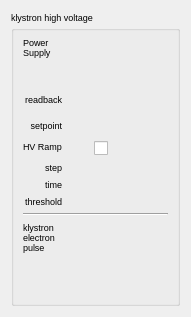
Before: the Qt Designer form src/widgets/ui/klystronHV.ui in srgblnch/LinacGUI, drawn with Qt 5.
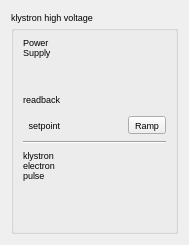
After: the same form once the commit is applied. Custom widgets are drawn as their Qt base class.

Commit message: split the gui for the ramping configurations to a single dock widget for each of them (placing a launcher as a tool button in the popups where the setpoint has relation). Do a similar thing, a dock widget for the new feature of the autostopper of the GUN_HV_I.

The edit to the form file:
```diff
--- a/src/widgets/ui/klystronHV.ui
+++ b/src/widgets/ui/klystronHV.ui
@@ -7,7 +7,7 @@
     <x>0</x>
     <y>0</y>
     <width>172</width>
-    <height>265</height>
+    <height>215</height>
    </rect>
   </property>
   <property name="windowTitle">
@@ -25,6 +25,13 @@
       <string>klystron high voltage</string>
      </property>
      <layout class="QGridLayout" name="gridLayout_2">
+      <item row="3" column="2">
+       <widget class="QToolButton" name="RampConfigurator">
+        <property name="text">
+         <string>Ramp</string>
+        </property>
+       </widget>
+      </item>
       <item row="0" column="0" rowspan="2">
        <widget class="QLabel" name="hvLabel">
         <property name="maximumSize">
@@ -114,108 +121,14 @@
         </property>
        </widget>
       </item>
-      <item row="3" column="1" colspan="2">
-       <widget class="TaurusLabel" name="hvSetpointValue">
-        <property name="minimumSize">
-         <size>
-          <width>0</width>
-          <height>20</height>
-         </size>
-        </property>
-       </widget>
-      </item>
-      <item row="4" column="0">
-       <widget class="QLabel" name="hvRamp">
-        <property name="maximumSize">
-         <size>
-          <width>60</width>
-          <height>16777215</height>
-         </size>
-        </property>
-        <property name="text">
-         <string>HV Ramp</string>
-        </property>
-        <property name="alignment">
-         <set>Qt::AlignLeading|Qt::AlignLeft|Qt::AlignTop</set>
-        </property>
-       </widget>
-      </item>
-      <item row="4" column="1">
-       <widget class="TaurusLed" name="hvRampEnableLed">
-        <property name="minimumSize">
-         <size>
-          <width>15</width>
-          <height>15</height>
-         </size>
-        </property>
-        <property name="maximumSize">
-         <size>
-          <width>15</width>
-          <height>15</height>
-         </size>
-        </property>
-       </widget>
-      </item>
-      <item row="4" column="2">
-       <widget class="TaurusValueCheckBox" name="hvRampEnableCheck">
-        <property name="showText">
-         <bool>false</bool>
-        </property>
-        <property name="autoApply">
-         <bool>true</bool>
-        </property>
-        <property name="forcedApply">
-         <bool>true</bool>
-        </property>
-       </widget>
-      </item>
-      <item row="5" column="0">
-       <widget class="QLabel" name="hvRampStepLabel">
-        <property name="text">
-         <string>step</string>
-        </property>
-        <property name="alignment">
-         <set>Qt::AlignRight|Qt::AlignTrailing|Qt::AlignVCenter</set>
-        </property>
-       </widget>
-      </item>
-      <item row="5" column="1" colspan="2">
-       <widget class="TaurusLabel" name="hvRampStepValue"/>
-      </item>
-      <item row="6" column="0">
-       <widget class="QLabel" name="hvRampStepTimeLabel">
-        <property name="text">
-         <string>time</string>
-        </property>
-        <property name="alignment">
-         <set>Qt::AlignRight|Qt::AlignTrailing|Qt::AlignVCenter</set>
-        </property>
-       </widget>
-      </item>
-      <item row="6" column="1" colspan="2">
-       <widget class="TaurusLabel" name="hvRampStepTimeValue"/>
-      </item>
-      <item row="7" column="0">
-       <widget class="QLabel" name="hvRampThresholdLabel">
-        <property name="text">
-         <string>threshold</string>
-        </property>
-        <property name="alignment">
-         <set>Qt::AlignRight|Qt::AlignTrailing|Qt::AlignVCenter</set>
-        </property>
-       </widget>
-      </item>
-      <item row="7" column="1" colspan="2">
-       <widget class="TaurusLabel" name="hvRampThresholdValue"/>
-      </item>
-      <item row="8" column="0" colspan="3">
+      <item row="4" column="0" colspan="3">
        <widget class="Line" name="line">
         <property name="orientation">
          <enum>Qt::Horizontal</enum>
         </property>
        </widget>
       </item>
-      <item row="9" column="1" colspan="2">
+      <item row="5" column="1" colspan="2">
        <widget class="TaurusLabel" name="pulseStatusValue">
         <property name="minimumSize">
          <size>
@@ -230,7 +143,7 @@
         </property>
        </widget>
       </item>
-      <item row="10" column="1" colspan="2">
+      <item row="6" column="1" colspan="2">
        <widget class="TaurusLabel" name="klystronVoltageValue">
         <property name="minimumSize">
          <size>
@@ -245,7 +158,7 @@
         </property>
        </widget>
       </item>
-      <item row="11" column="1" colspan="2">
+      <item row="7" column="1" colspan="2">
        <widget class="TaurusLabel" name="klystronCurrentValue">
         <property name="minimumSize">
          <size>
@@ -260,7 +173,7 @@
         </property>
        </widget>
       </item>
-      <item row="12" column="1">
+      <item row="8" column="1">
        <spacer name="verticalSpacer">
         <property name="orientation">
          <enum>Qt::Vertical</enum>
@@ -273,7 +186,7 @@
         </property>
        </spacer>
       </item>
-      <item row="9" column="0" rowspan="3">
+      <item row="5" column="0" rowspan="3">
        <widget class="QLabel" name="klystronLabel">
         <property name="maximumSize">
          <size>
@@ -297,32 +210,22 @@
         </property>
        </widget>
       </item>
+      <item row="3" column="1">
+       <widget class="TaurusLabel" name="hvSetpointValue">
+        <property name="minimumSize">
+         <size>
+          <width>0</width>
+          <height>20</height>
+         </size>
+        </property>
+       </widget>
+      </item>
      </layout>
     </widget>
    </item>
   </layout>
  </widget>
  <customwidgets>
-  <customwidget>
-   <class>TaurusValueCheckBox</class>
-   <extends>QCheckBox</extends>
-   <header>taurus.qt.qtgui.input</header>
-  </customwidget>
-  <customwidget>
-   <class>TaurusLed</class>
-   <extends>QLed</extends>
-   <header>taurus.qt.qtgui.display</header>
-  </customwidget>
-  <customwidget>
-   <class>QLed</class>
-   <extends>QPixmapWidget</extends>
-   <header>taurus.qt.qtgui.display</header>
-  </customwidget>
-  <customwidget>
-   <class>QPixmapWidget</class>
-   <extends>QWidget</extends>
-   <header>taurus.qt.qtgui.display</header>
-  </customwidget>
   <customwidget>
    <class>TaurusWidget</class>
    <extends>QWidget</extends>
```
The commit also changes 11 other files.
